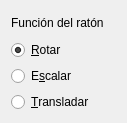
pascalin/3dmolvis, file lib/widgets/MouseModeWidget.ui: the form before one commit.
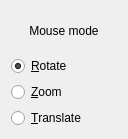
The form after the commit.

Diff of the .ui file:
```diff
--- a/lib/widgets/MouseModeWidget.ui
+++ b/lib/widgets/MouseModeWidget.ui
@@ -5,8 +5,8 @@
    <rect>
     <x>0</x>
     <y>0</y>
-    <width>127</width>
-    <height>123</height>
+    <width>128</width>
+    <height>139</height>
    </rect>
   </property>
   <property name="windowTitle" >
@@ -16,7 +16,10 @@
    <item>
     <widget class="QLabel" name="label" >
      <property name="text" >
-      <string>Función del ratón</string>
+      <string>Mouse mode</string>
+     </property>
+     <property name="alignment" >
+      <set>Qt::AlignCenter</set>
      </property>
     </widget>
    </item>
@@ -29,7 +32,7 @@
       <string>Permite rotar los objetos con el ratón</string>
      </property>
      <property name="text" >
-      <string>&amp;Rotar</string>
+      <string>&amp;Rotate</string>
      </property>
      <property name="checked" >
       <bool>true</bool>
@@ -42,7 +45,7 @@
       <string>Permite hacer cambios de escala con el ratón</string>
      </property>
      <property name="text" >
-      <string>E&amp;scalar</string>
+      <string>&amp;Zoom</string>
      </property>
     </widget>
    </item>
@@ -52,7 +55,7 @@
       <string>Permite cambiar la posición de los objetos en pantalla</string>
      </property>
      <property name="text" >
-      <string>&amp;Transladar</string>
+      <string>&amp;Translate</string>
      </property>
     </widget>
    </item>
```
Left out of the diff: 17 changed lines with no effect on the pictures.
